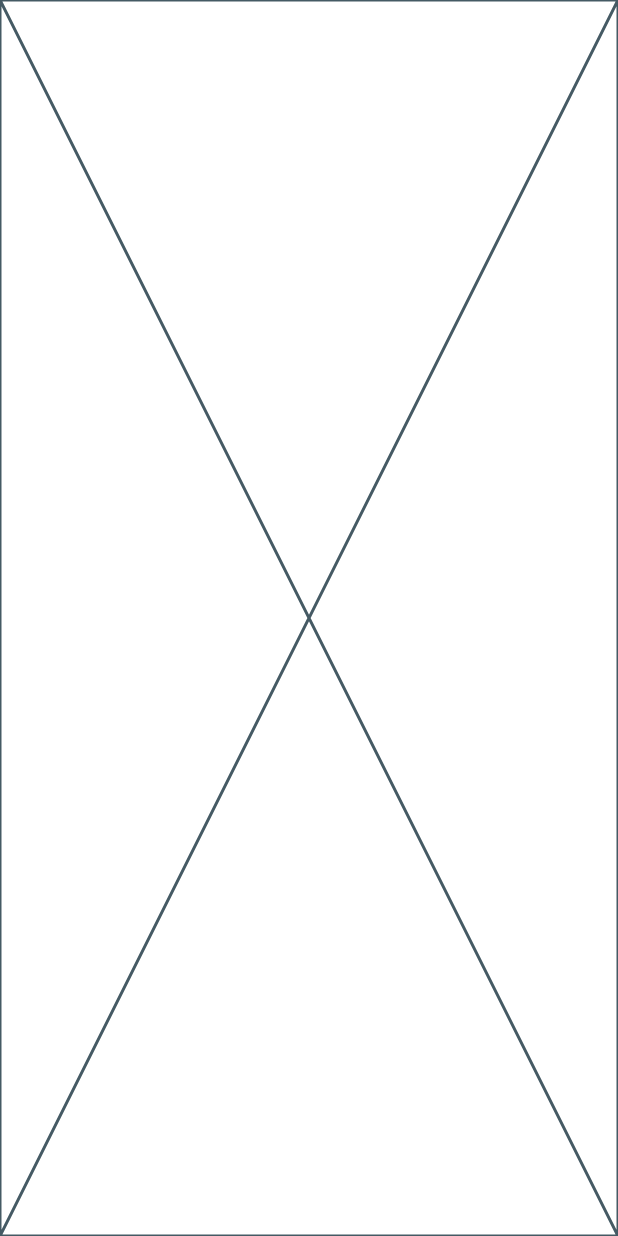
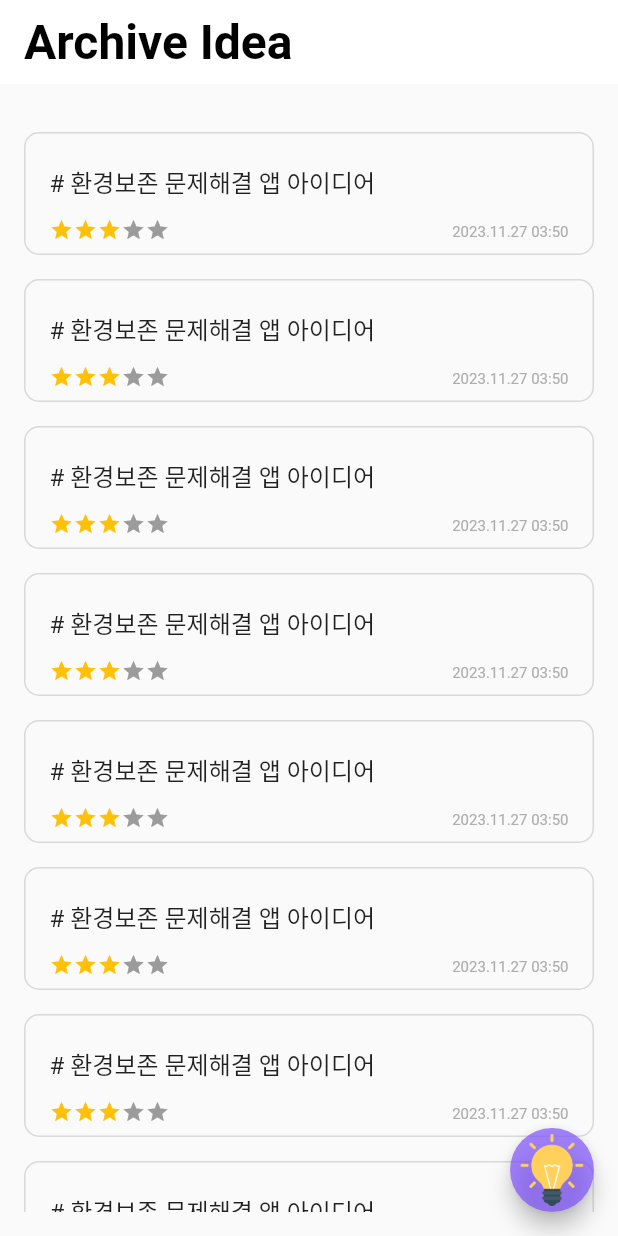
Before and after one commit to heosujinnn/Archive-Idea-Flutter, a Flutter app: the screen it shows after launch, on a phone screen of 412 x 824 dp. Run offline on Flutter 3.47's test engine with Material 2 defaults, Android fonts, the phone set to English and light mode, and no system bars; drawn by our look-alikes of flutter_rating_bar; our stand-ins replace sqflite; accounts and stored records are empty.

Commit message:
[add] MainScreen 아이디어 목록 리스트 UI 구현

```diff
--- a/lib/screen/main_screen.dart
+++ b/lib/screen/main_screen.dart
@@ -1,4 +1,5 @@
 import 'package:flutter/material.dart';
+import 'package:flutter_rating_bar/flutter_rating_bar.dart';
 
 class MainScreen extends StatefulWidget {
   const MainScreen({super.key});
@@ -10,6 +11,98 @@
 class _MainScreenState extends State<MainScreen> {
   @override
   Widget build(BuildContext context) {
-    return const Placeholder();
+    return Scaffold(
+      appBar: AppBar(
+        backgroundColor: Colors.white,
+        elevation: 0, //입체감
+        title: Text(
+          'Archive Idea',
+          style: TextStyle(
+            color: Colors.black,
+            fontSize: 32,
+            fontWeight: FontWeight.bold,
+          ),
+        ),
+      ),
+      body: Container(
+        margin: EdgeInsets.all(16), // 전체 마진
+        child: ListView.builder(
+          itemCount: 10,
+          itemBuilder: (context, index) {
+            return listItem(index);
+          },
+        ),
+      ),
+      floatingActionButton: FloatingActionButton(
+        onPressed: (){
+          // 새 아이디어 작성화면 이동
+        },
+        child: Image.asset('assets/idea.png',width: 48,height: 48,),
+        backgroundColor: Color(0xff7f52fd).withOpacity(0.7), //Floating 버튼 색상,투명도
+      ),
+    );
+  }
+
+  Widget listItem(int index) {
+    return Container(
+      // 둥그런 컨테이너
+      height: 82,
+      margin: EdgeInsets.only(top: 16),
+      decoration: ShapeDecoration(
+        shape: RoundedRectangleBorder(
+          side: BorderSide(color: Color(0xffd9d9d9), width: 1),
+          borderRadius: BorderRadius.circular(10),
+        ),
+      ),
+      child: Stack(
+        // stack : 쌓아 올릴 수 있다(겹칠수도있다) 컬럼이랑 로우랑 좀 다른
+        alignment: Alignment.centerLeft,
+        children: [
+          /// 아이디어 제목
+          Container(
+            margin: EdgeInsets.only(left: 16, bottom: 16),
+            child: Text(
+              '# 환경보존 문제해결 앱 아이디어',
+              style: TextStyle(fontSize: 16),
+            ),
+          ),
+
+          /// 일시
+          Align( // 위치 조정
+            alignment: Alignment.bottomRight,
+            child: Container(
+              margin: EdgeInsets.only(right: 16, bottom: 8),
+              child: Text(
+                '2023.11.27 03:50',
+                style: TextStyle(color: Color(0xffaeaeae), fontSize: 10),
+              ),
+            ),
+          ),
+
+          /// 아이디어 중요도(별 중요도)
+          Align(
+            alignment: Alignment.bottomLeft,
+            child:Container(
+              margin: EdgeInsets.only(left: 16,bottom: 8),
+              child: RatingBar.builder(
+              initialRating: 3, //별이 3개 기본
+              minRating: 1, //최소 한개
+              itemCount: 5, // 최대 다섯개
+              direction: Axis.horizontal, //가로 정렬
+              itemSize: 16,
+              itemPadding: EdgeInsets.symmetric(horizontal: 0),
+              itemBuilder: (context,index){
+                return Icon(Icons.star, color: Colors.amber,);
+              },
+              ignoreGestures: true,
+              updateOnDrag: false,
+              onRatingUpdate: (value) {
+
+              },),
+            ),)
+
+        ],
+      ),
+    );
   }
 }
--- a/pubspec.yaml
+++ b/pubspec.yaml
@@ -14,6 +14,7 @@
 
   cupertino_icons: ^1.0.2
   sqflite: ^2.3.0
+  flutter_rating_bar: ^4.0.1
 
 dev_dependencies:
   flutter_test:
```
Also changed, not shown: pubspec.lock.
